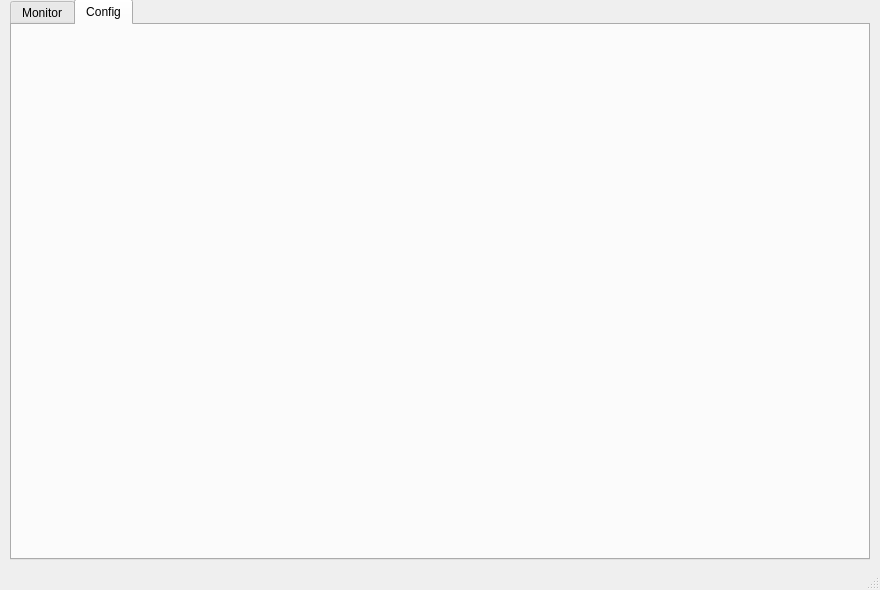
First picture: the form in user/mpw3_gui/mainwindow.ui, repository hephy-dd/eudaq-1, before the edit.
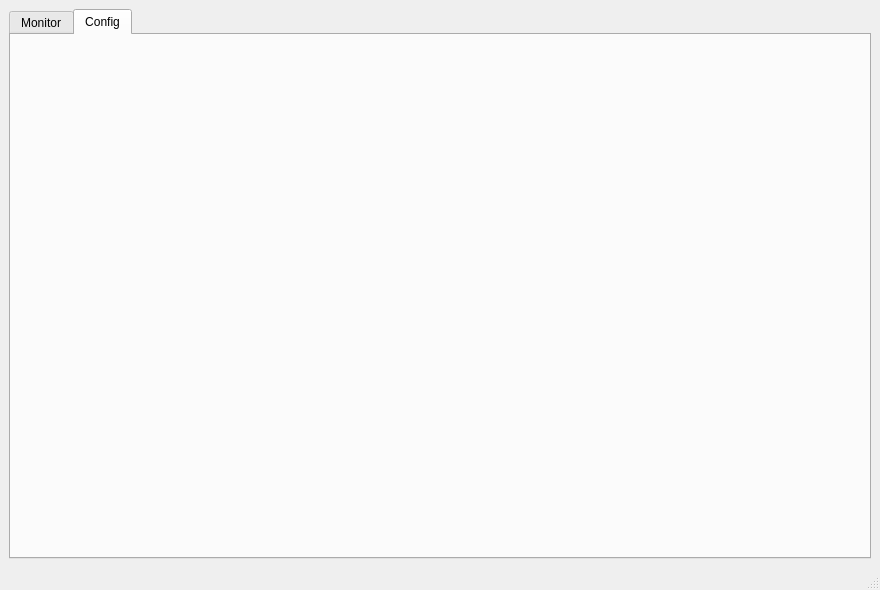
Second picture: the form after the edit. The open tabs and pages were chosen to show the change.

```diff
--- a/user/mpw3_gui/mainwindow.ui
+++ b/user/mpw3_gui/mainwindow.ui
@@ -14,38 +14,29 @@
    <string>MPW3 GUI</string>
   </property>
   <widget class="QWidget" name="centralwidget">
+   <layout class="QVBoxLayout" name="verticalLayout">
+    <item>
+     <layout class="QGridLayout" name="gridLayout">
+      <item row="0" column="0">
    <widget class="QTabWidget" name="tabWidget">
-    <property name="geometry">
-     <rect>
-      <x>10</x>
-      <y>-1</y>
-      <width>860</width>
-      <height>561</height>
-     </rect>
-    </property>
     <property name="currentIndex">
-     <number>0</number>
-    </property>
-    <property name="elideMode">
-     <enum>Qt::ElideNone</enum>
-    </property>
-    <widget class="QWidget" name="tabMonitor">
-     <property name="enabled">
-      <bool>false</bool>
-     </property>
+         <number>1</number>
+        </property>
+        <widget class="QWidget" name="tab">
      <attribute name="title">
       <string>Monitor</string>
      </attribute>
     </widget>
-    <widget class="QWidget" name="tabConfig">
-     <property name="enabled">
-      <bool>false</bool>
-     </property>
+        <widget class="QWidget" name="tab_2">
      <attribute name="title">
       <string>Config</string>
      </attribute>
     </widget>
    </widget>
+      </item>
+     </layout>
+    </item>
+   </layout>
   </widget>
   <widget class="QMenuBar" name="menubar">
    <property name="enabled">
```
Lines whose indentation alone changed are shown as unchanged.
